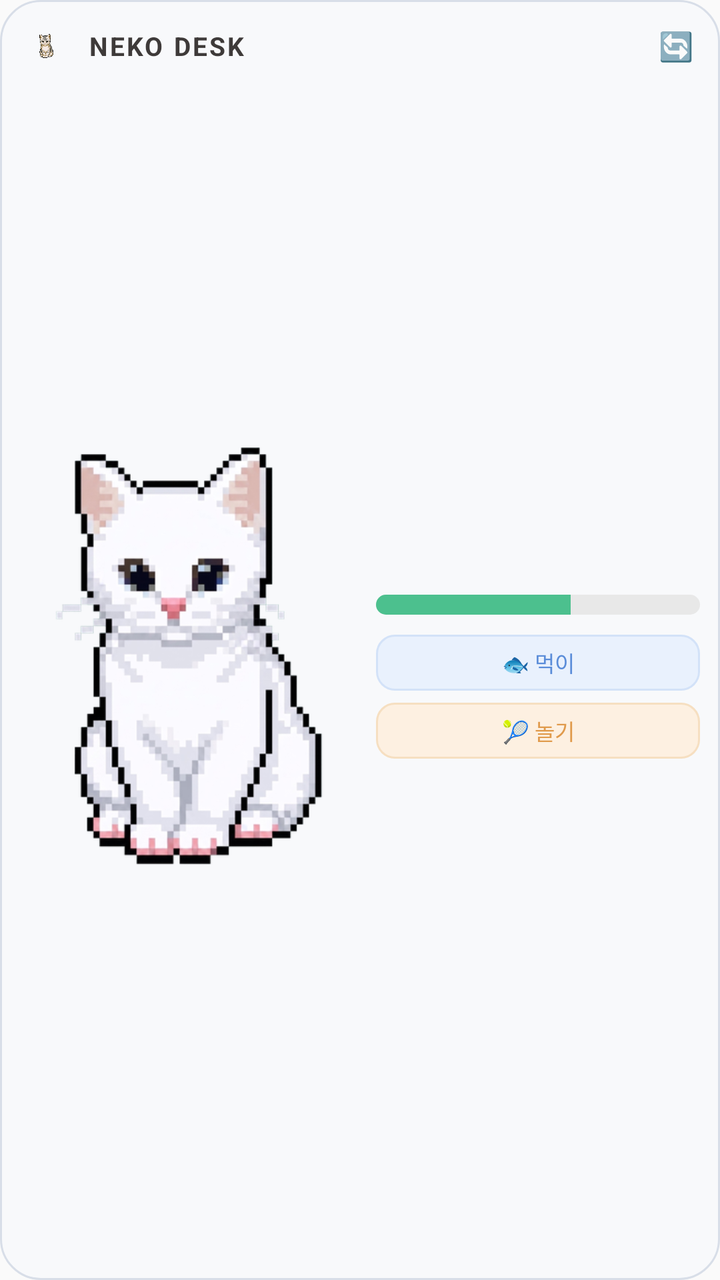
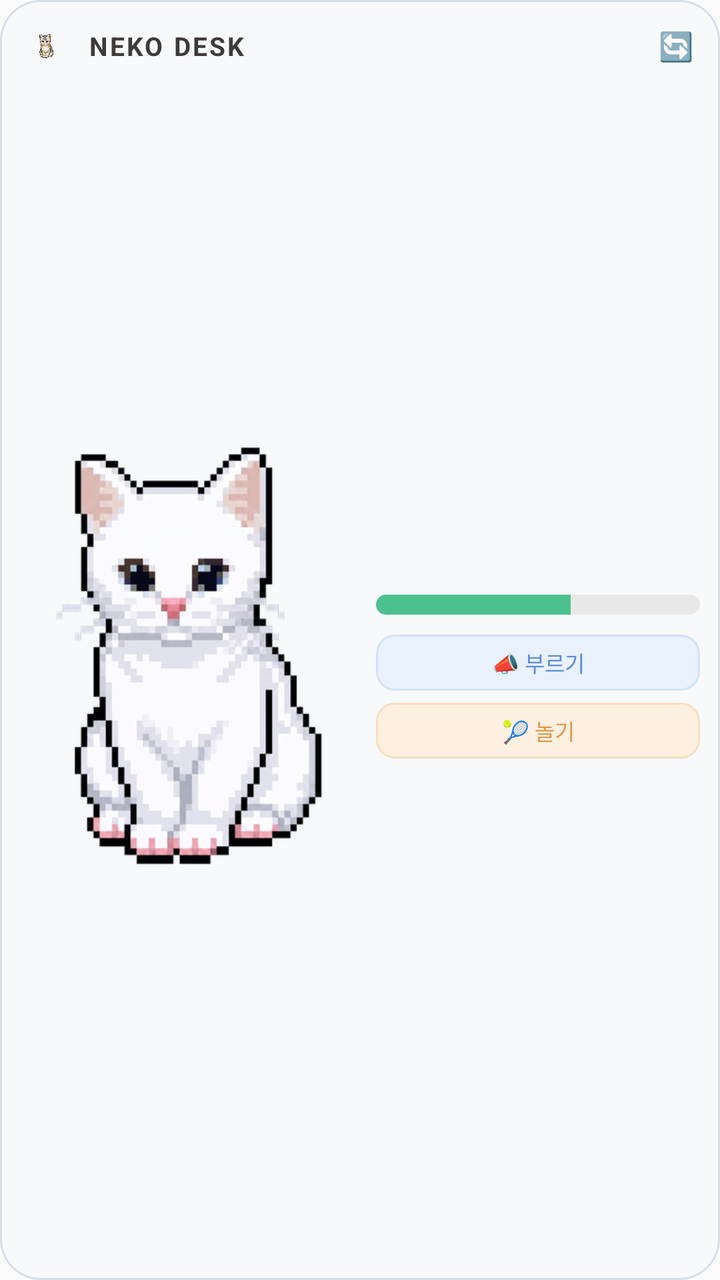

Before-and-after screenshots of an Android layout around one commit, followed by the original layout XML and the change that was made.
<!-- AndroidManifest.xml: application theme AppTheme -->
<!-- res/layout/neko_widget_cat.xml -->
<?xml version="1.0" encoding="utf-8"?>
<LinearLayout xmlns:android="http://schemas.android.com/apk/res/android"
    android:id="@+id/w_root"
    android:layout_width="match_parent"
    android:layout_height="match_parent"
    android:orientation="vertical"
    android:background="@drawable/w_bg"
    android:padding="10dp">

    <include layout="@layout/w_header" />

    <LinearLayout
        android:layout_width="match_parent"
        android:layout_height="0dp"
        android:layout_weight="1"
        android:orientation="horizontal"
        android:gravity="center_vertical">

        
        <ImageView android:id="@+id/w_cat_img"
            android:layout_width="0dp"
            android:layout_height="match_parent"
            android:layout_weight="1"
            android:scaleType="fitCenter"
            android:adjustViewBounds="true"
            android:src="@drawable/w_cat_white" />

        
        <LinearLayout
            android:layout_width="0dp"
            android:layout_height="wrap_content"
            android:layout_weight="1"
            android:orientation="vertical"
            android:gravity="center"
            android:paddingLeft="8dp">

            
            <TextView android:id="@+id/w_cat_mood_text"
                android:layout_width="wrap_content"
                android:layout_height="wrap_content"
                android:textSize="13sp"
                android:textColor="#3E3A39"
                android:text=""
                android:layout_marginBottom="4dp" />

            
            <ProgressBar android:id="@+id/w_cat_mood_bar"
                style="?android:attr/progressBarStyleHorizontal"
                android:layout_width="match_parent"
                android:layout_height="10dp"
                android:layout_marginBottom="10dp"
                android:max="100"
                android:progress="60"
                android:progressDrawable="@drawable/w_mood_bar_progress" />

            
            <TextView android:id="@+id/w_cat_feed"
                android:layout_width="match_parent"
                android:layout_height="wrap_content"
                android:gravity="center"
                android:background="@drawable/w_pill_am"
                android:paddingTop="6dp"
                android:paddingBottom="6dp"
                android:textSize="11sp"
                android:textColor="#5B8DD9"
                android:text="🐟 먹이"
                android:layout_marginBottom="6dp" />

            
            <TextView android:id="@+id/w_cat_play"
                android:layout_width="match_parent"
                android:layout_height="wrap_content"
                android:gravity="center"
                android:background="@drawable/w_pill_pm"
                android:paddingTop="6dp"
                android:paddingBottom="6dp"
                android:textSize="11sp"
                android:textColor="#E09A4B"
                android:text="🎾 놀기" />

        </LinearLayout>
    </LinearLayout>

    
    <TextView android:id="@+id/w_cat_name"
        android:layout_width="match_parent"
        android:layout_height="wrap_content"
        android:gravity="center"
        android:textSize="11sp"
        android:textColor="#3E3A39"
        android:paddingTop="4dp"
        android:text="" />

</LinearLayout>
<!-- res/layout/w_header.xml (included above) -->
<?xml version="1.0" encoding="utf-8"?>
<LinearLayout xmlns:android="http://schemas.android.com/apk/res/android"
    android:layout_width="match_parent"
    android:layout_height="wrap_content"
    android:orientation="horizontal"
    android:gravity="center_vertical"
    android:layout_marginBottom="8dp">

    <ImageView android:id="@+id/w_cat"
        android:layout_width="26dp" android:layout_height="26dp"
        android:layout_marginEnd="8dp"
        android:contentDescription="@null"
        android:src="@mipmap/ic_launcher_foreground" />

    <TextView android:id="@+id/w_brand"
        android:layout_width="0dp" android:layout_height="wrap_content" android:layout_weight="1"
        android:textSize="13sp" android:textStyle="bold" android:textColor="#3E3A39"
        android:letterSpacing="0.08"
        android:text="NEKO DESK" />

    <TextView android:id="@+id/w_refresh"
        android:layout_width="24dp" android:layout_height="24dp"
        android:gravity="center"
        android:textSize="14sp" android:textColor="#9AA0A6"
        android:text="🔄" />
</LinearLayout>
<!-- resources referenced by this layout -->
<resources>
  <!-- drawable w_bg (drawable) -->
  <?xml version="1.0" encoding="utf-8"?>
  <shape xmlns:android="http://schemas.android.com/apk/res/android" android:shape="rectangle">
      <solid android:color="#F8F9FB" />
      <stroke android:width="1dp" android:color="#D8DEE8" />
      <corners android:radius="20dp" />
  </shape>
  <!-- drawable w_cat_white: png bitmap (drawable, 93115 bytes) -->
  <!-- drawable w_mood_bar_progress (drawable) -->
  <?xml version="1.0" encoding="utf-8"?>
  <layer-list xmlns:android="http://schemas.android.com/apk/res/android">
      <item android:id="@android:id/background">
          <shape android:shape="rectangle">
              <solid android:color="#E8E8E8" />
              <corners android:radius="5dp" />
          </shape>
      </item>
      <item android:id="@android:id/progress">
          <clip>
              <shape android:shape="rectangle">
                  <solid android:color="#4CC08E" />
                  <corners android:radius="5dp" />
              </shape>
          </clip>
      </item>
  </layer-list>
  <!-- drawable w_pill_am (drawable) -->
  <?xml version="1.0" encoding="utf-8"?>
  <shape xmlns:android="http://schemas.android.com/apk/res/android" android:shape="rectangle">
      <solid android:color="#E9F1FD" />
      <stroke android:width="1dp" android:color="#D3E2F8" />
      <corners android:radius="9dp" />
  </shape>
  <!-- drawable w_pill_pm (drawable) -->
  <?xml version="1.0" encoding="utf-8"?>
  <shape xmlns:android="http://schemas.android.com/apk/res/android" android:shape="rectangle">
      <solid android:color="#FDF0E1" />
      <stroke android:width="1dp" android:color="#F6DFC1" />
      <corners android:radius="9dp" />
  </shape>
  <!-- mipmap ic_launcher_foreground (drawable-v24) -->
  <vector xmlns:android="http://schemas.android.com/apk/res/android"
      xmlns:aapt="http://schemas.android.com/aapt"
      android:width="108dp"
      android:height="108dp"
      android:viewportHeight="108"
      android:viewportWidth="108">
      <path
          android:fillType="evenOdd"
          android:pathData="M32,64C32,64 38.39,52.99 44.13,50.95C51.37,48.37 70.14,49.57 70.14,49.57L108.26,87.69L108,109.01L75.97,107.97L32,64Z"
          android:strokeColor="#00000000"
          android:strokeWidth="1">
          <aapt:attr name="android:fillColor">
              <gradient
                  android:endX="78.5885"
                  android:endY="90.9159"
                  android:startX="48.7653"
                  android:startY="61.0927"
                  android:type="linear">
                  <item
                      android:color="#44000000"
                      android:offset="0.0" />
                  <item
                      android:color="#00000000"
                      android:offset="1.0" />
              </gradient>
          </aapt:attr>
      </path>
      <path
          android:fillColor="#FFFFFF"
          android:fillType="nonZero"
          android:pathData="M66.94,46.02L66.94,46.02C72.44,50.07 76,56.61 76,64L32,64C32,56.61 35.56,50.11 40.98,46.06L36.18,41.19C35.45,40.45 35.45,39.3 36.18,38.56C36.91,37.81 38.05,37.81 38.78,38.56L44.25,44.05C47.18,42.57 50.48,41.71 54,41.71C57.48,41.71 60.78,42.57 63.68,44.05L69.11,38.56C69.84,37.81 70.98,37.81 71.71,38.56C72.44,39.3 72.44,40.45 71.71,41.19L66.94,46.02ZM62.94,56.92C64.08,56.92 65,56.01 65,54.88C65,53.76 64.08,52.85 62.94,52.85C61.8,52.85 60.88,53.76 60.88,54.88C60.88,56.01 61.8,56.92 62.94,56.92ZM45.06,56.92C46.2,56.92 47.13,56.01 47.13,54.88C47.13,53.76 46.2,52.85 45.06,52.85C43.92,52.85 43,53.76 43,54.88C43,56.01 43.92,56.92 45.06,56.92Z"
          android:strokeColor="#00000000"
          android:strokeWidth="1" />
  </vector>
  <style name="AppTheme" parent="Theme.AppCompat.Light.DarkActionBar">
          
          <item name="colorPrimary">@color/colorPrimary</item>
          <item name="colorPrimaryDark">@color/colorPrimaryDark</item>
          <item name="colorAccent">@color/colorAccent</item>
      </style>
</resources>

<!-- the commit's change to res/layout/neko_widget_cat.xml (unified diff, before → after) -->
@@ -63,7 +63,7 @@
                 android:paddingBottom="6dp"
                 android:textSize="11sp"
                 android:textColor="#5B8DD9"
-                android:text="🐟 먹이"
+                android:text="📣 부르기"
                 android:layout_marginBottom="6dp" />
 
             
